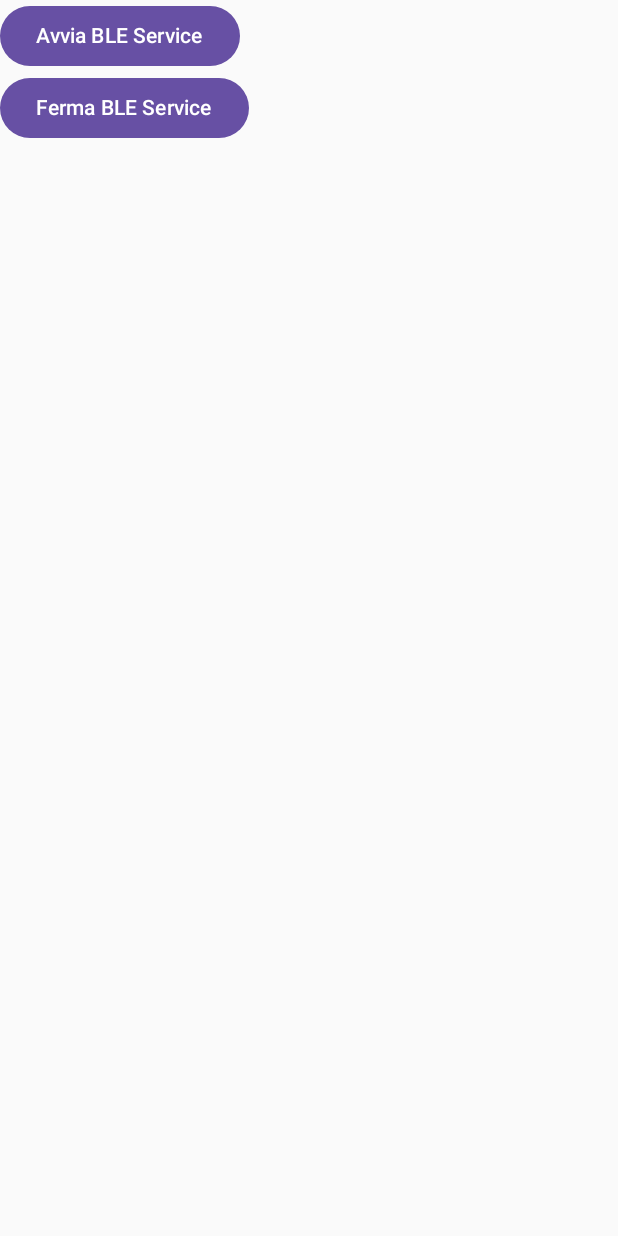
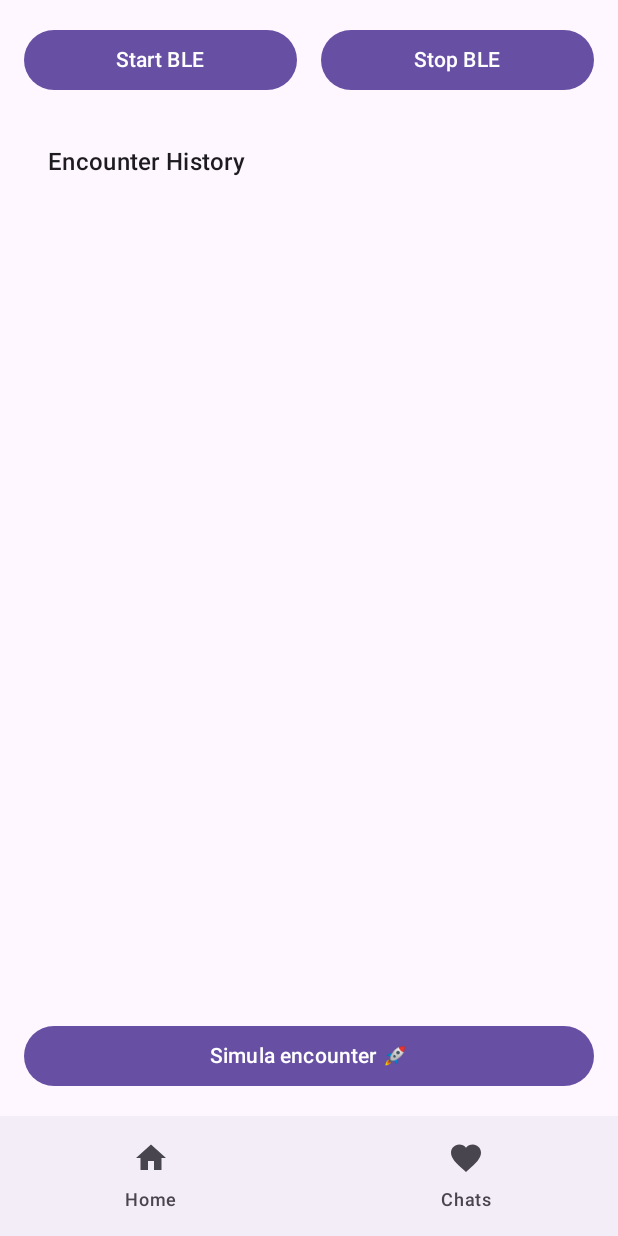
Before and after one commit to N4927/billyApp, an Android app built with Jetpack Compose: the screen it shows after launch (MainActivity), on a phone screen of 412 x 824 dp. Run offline under Robolectric (Android 15) with nearby library versions, the phone set to English and light mode, and no system bars.

Commit message:
Add HomeScreen and BLE chat integration

```diff
--- a/app/src/main/java/com/example/billyapp/MainActivity.kt
+++ b/app/src/main/java/com/example/billyapp/MainActivity.kt
@@ -1,21 +1,34 @@
 package com.example.billyapp
 
-import android.Manifest
 import android.content.Intent
 import android.os.Build
 import android.os.Bundle
 import androidx.activity.ComponentActivity
 import androidx.activity.compose.setContent
+import androidx.activity.viewModels
 import androidx.activity.result.contract.ActivityResultContracts
-import androidx.compose.foundation.layout.Column
-import androidx.compose.material3.Button
-import androidx.compose.material3.Text
+import androidx.compose.foundation.layout.*
+import androidx.compose.material.icons.Icons
+import androidx.compose.material.icons.filled.Favorite
+import androidx.compose.material.icons.filled.Home
+import androidx.compose.material3.*
 import androidx.compose.runtime.Composable
+import androidx.compose.ui.Alignment
 import androidx.compose.ui.Modifier
+import androidx.compose.ui.unit.dp
 import androidx.core.content.ContextCompat
+import androidx.navigation.NavHostController
+import androidx.navigation.compose.NavHost
+import androidx.navigation.compose.composable
+import androidx.navigation.compose.rememberNavController
 import com.example.billyapp.ble.BleService
+import com.example.billyapp.core.BleViewModel
+import com.example.billyapp.core.api.ChatViewModel
+import com.example.billyapp.ui.screens.*
 
 class MainActivity : ComponentActivity() {
+    private val bleViewModel: BleViewModel by viewModels()
+    private val chatViewModel: ChatViewModel by viewModels()
 
     private val reqPerms = registerForActivityResult(
         ActivityResultContracts.RequestMultiplePermissions()
@@ -23,16 +36,17 @@ class MainActivity : ComponentActivity() {
         val allGranted = perms.entries.all { it.value }
         if (allGranted) {
             startBleService()
-        } else {
-            // Qui puoi gestire il caso in cui l'utente rifiuti i permessi
         }
     }
 
     override fun onCreate(savedInstanceState: Bundle?) {
         super.onCreate(savedInstanceState)
-
         setContent {
-            MainScreen(
+            val navController = rememberNavController()
+            MainApp(
+                navController = navController,
+                bleViewModel = bleViewModel,
+                chatViewModel = chatViewModel,
                 onStartService = { requestAllPermissions() },
                 onStopService = { stopService(Intent(this, BleService::class.java)) }
             )
@@ -41,33 +55,19 @@ class MainActivity : ComponentActivity() {
 
     private fun requestAllPermissions() {
         val permissions = mutableListOf<String>()
-
         if (Build.VERSION.SDK_INT >= Build.VERSION_CODES.S) {
-            permissions += Manifest.permission.BLUETOOTH_ADVERTISE
-            permissions += Manifest.permission.BLUETOOTH_SCAN
-            permissions += Manifest.permission.BLUETOOTH_CONNECT
+            permissions += android.Manifest.permission.BLUETOOTH_ADVERTISE
+            permissions += android.Manifest.permission.BLUETOOTH_SCAN
+            permissions += android.Manifest.permission.BLUETOOTH_CONNECT
         } else {
-            permissions += Manifest.permission.ACCESS_FINE_LOCATION
-            permissions += Manifest.permission.ACCESS_COARSE_LOCATION
+            permissions += android.Manifest.permission.ACCESS_FINE_LOCATION
+            permissions += android.Manifest.permission.ACCESS_COARSE_LOCATION
         }
-
-        if (Build.VERSION.SDK_INT >= Build.VERSION_CODES.Q) {
-            // anche sugli SDK >29 serve la location per BLE scan
-            permissions += Manifest.permission.ACCESS_FINE_LOCATION
+        if (Build.VERSION.SDK_INT >= Build.VERSION_CODES.TIRAMISU) {
+            permissions += android.Manifest.permission.POST_NOTIFICATIONS
         }
-
-        if (Build.VERSION.SDK_INT >= Build.VERSION_CODES.TIRAMISU) {
-            permissions += Manifest.permission.POST_NOTIFICATIONS
-        }
-
-        if (Build.VERSION.SDK_INT >= 34) {
-            // Obbligatorio per i ForegroundService di tipo location
-            permissions += Manifest.permission.FOREGROUND_SERVICE_LOCATION
-        }
-
         reqPerms.launch(permissions.toTypedArray())
     }
-
 
     private fun startBleService() {
         val intent = Intent(this, BleService::class.java)
@@ -80,13 +80,113 @@ class MainActivity : ComponentActivity() {
 }
 
 @Composable
-fun MainScreen(onStartService: () -> Unit, onStopService: () -> Unit) {
-    Column {
-        Button(onClick = onStartService) {
-            Text("Avvia BLE Service")
+fun MainApp(
+    navController: NavHostController,
+    bleViewModel: BleViewModel,
+    chatViewModel: ChatViewModel,
+    onStartService: () -> Unit,
+    onStopService: () -> Unit
+) {
+    Scaffold(
+        bottomBar = {
+            NavigationBar {
+                NavigationBarItem(
+                    selected = false,
+                    onClick = { navController.navigate("home") },
+                    icon = { Icon(Icons.Default.Home, contentDescription = "Home") },
+                    label = { Text("Home") }
+                )
+                NavigationBarItem(
+                    selected = false,
+                    onClick = { navController.navigate("chats") },
+                    icon = { Icon(Icons.Default.Favorite, contentDescription = "Chats") },
+                    label = { Text("Chats") }
+                )
+            }
         }
-        Button(onClick = onStopService) {
-            Text("Ferma BLE Service")
+    ) { padding ->
+        NavHost(
+            navController = navController,
+            startDestination = "home",
+            modifier = Modifier.padding(padding)
+        ) {
+            composable("home") {
+                Column(
+                    modifier = Modifier
+                        .fillMaxSize()
+                        .padding(16.dp),
+                    horizontalAlignment = Alignment.CenterHorizontally
+                ) {
+                    // Pulsanti Start/Stop BLE
+                    Row(
+                        modifier = Modifier.fillMaxWidth(),
+                        horizontalArrangement = Arrangement.spacedBy(16.dp)
+                    ) {
+                        Button(
+                            onClick = onStartService,
+                            modifier = Modifier.weight(1f)
+                        ) {
+                            Text("Start BLE")
+                        }
+                        Button(
+                            onClick = onStopService,
+                            modifier = Modifier.weight(1f)
+                        ) {
+                            Text("Stop BLE")
+                        }
+                    }
+
+                    Spacer(modifier = Modifier.height(16.dp))
+
+                    // HomeScreen con encounter reali
+                    Box(modifier = Modifier.weight(1f)) {
+                        HomeScreen(
+                            encounters = bleViewModel.encounters,
+                            onSelectProfile = { user ->
+                                navController.navigate("profile/$user")
+                            }
+                        )
+                    }
+
+                    Spacer(modifier = Modifier.height(16.dp))
+
+                    // Pulsante per simulare encounter
+                    Button(
+                        onClick = { simulateEncounter(bleViewModel) },
+                        modifier = Modifier.fillMaxWidth()
+                    ) {
+                        Text("Simula encounter 🚀")
+                    }
+                }
+            }
+
+            composable("profile/{userName}") { backStackEntry ->
+                val user = backStackEntry.arguments?.getString("userName") ?: return@composable
+                ProfileScreen(userName = user, onStartChat = {
+                    chatViewModel.startChat(it)
+                    navController.navigate("chat/$it")
+                })
+            }
+            composable("chats") {
+                ChatsScreen(
+                    chats = chatViewModel.getActiveChats(),
+                    onSelectChat = { user ->
+                        navController.navigate("chat/$user")
+                    }
+                )
+            }
+            composable("chat/{userName}") { backStackEntry ->
+                val user = backStackEntry.arguments?.getString("userName") ?: return@composable
+                ChatScreen(userName = user, chatViewModel = chatViewModel)
+            }
         }
     }
 }
+
+// 🔹 Simulazione encounter
+fun simulateEncounter(bleViewModel: BleViewModel) {
+    val fakeUsers = listOf("Alice", "Bob", "Charlie")
+    fakeUsers.shuffled().take(1).forEach { name ->
+        bleViewModel.addEncounter(name)
+    }
+}
--- /dev/null
+++ b/app/src/main/java/com/example/billyapp/ui/screens/HomeScreen.kt
@@ -0,0 +1,55 @@
+package com.example.billyapp.ui.screens
+
+import androidx.compose.foundation.clickable
+import androidx.compose.foundation.layout.*
+import androidx.compose.foundation.lazy.LazyColumn
+import androidx.compose.foundation.lazy.items
+import androidx.compose.material3.Card
+import androidx.compose.material3.MaterialTheme
+import androidx.compose.material3.Text
+import androidx.compose.runtime.Composable
+import androidx.compose.ui.Modifier
+import androidx.compose.ui.unit.dp
+import androidx.compose.foundation.layout.Arrangement
+import androidx.compose.foundation.layout.Row
+import com.example.billyapp.core.ResolvedEncounter
+
+@Composable
+fun HomeScreen(
+    encounters: List<ResolvedEncounter>,
+    onSelectProfile: (String) -> Unit
+) {
+    Column(
+        modifier = Modifier
+            .fillMaxSize()
+            .padding(16.dp)
+    ) {
+        Text("Encounter History", style = MaterialTheme.typography.titleMedium)
+
+        Spacer(modifier = Modifier.height(8.dp))
+
+        LazyColumn(
+            modifier = Modifier.fillMaxSize(),
+            verticalArrangement = Arrangement.Top
+        ) {
+            items(encounters) { encounter ->
+                Card(
+                    modifier = Modifier
+                        .fillMaxWidth()
+                        .padding(8.dp)
+                        .clickable { onSelectProfile(encounter.name) }
+                ) {
+                    Row(
+                        modifier = Modifier
+                            .fillMaxWidth()
+                            .padding(16.dp),
+                        horizontalArrangement = Arrangement.SpaceBetween
+                    ) {
+                        Text(encounter.name, style = MaterialTheme.typography.bodyLarge)
+                        Text("x${encounter.count}", style = MaterialTheme.typography.bodySmall)
+                    }
+                }
+            }
+        }
+    }
+}
```
Also changed, not shown: app/build.gradle.kts (+6 -1 lines), app/src/main/java/com/example/billyapp/ble/BleService.kt (+8 -7 lines), app/src/main/java/com/example/billyapp/ble/BleViewModel.kt (added, +18 -0 lines), app/src/main/java/com/example/billyapp/core/Models.kt (+16 -0 lines), app/src/main/java/com/example/billyapp/core/api/ChatViewModel.kt (added, +22 -0 lines), app/src/main/java/com/example/billyapp/ui/screens/ChatScreen.kt (added, +56 -0 lines), app/src/main/java/com/example/billyapp/ui/screens/ChatsScreen.kt (added, +41 -0 lines), app/src/main/java/com/example/billyapp/ui/screens/ProfileScreen.kt (added, +26 -0 lines).
